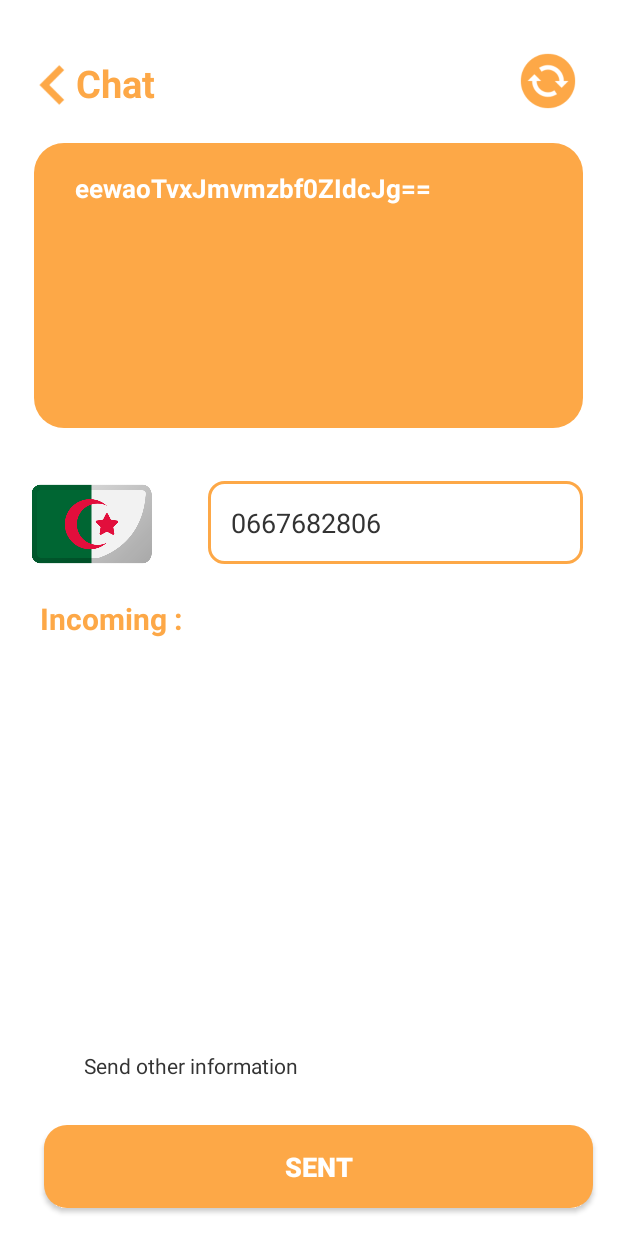
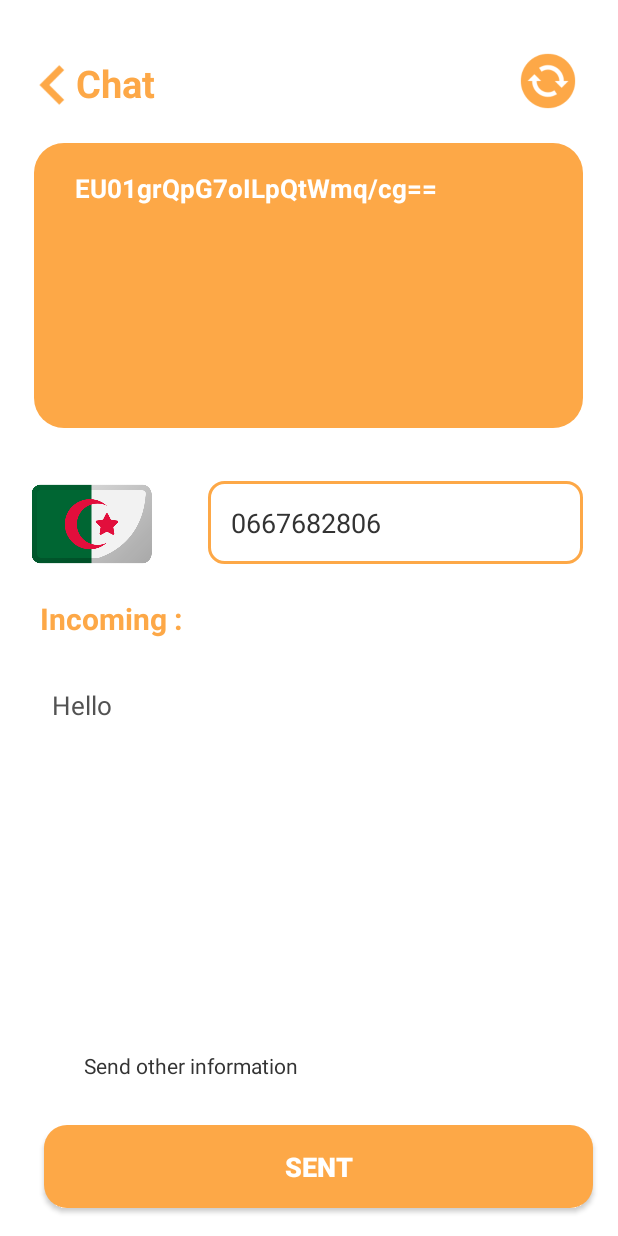
Before and after one commit to yahiabenotmanee/Sec-chat, an Android app: the screen it shows after launch (MainActivity), after a tap on "SENT", on a phone screen of 412 x 824 dp. Run offline under Robolectric (Android 15) with nearby library versions, the phone set to English and light mode, and no system bars.

Commit message:
Commit v2.1

```diff
--- a/app/src/main/java/dz/bechar/messagetestwiththrd/MainActivity.java
+++ b/app/src/main/java/dz/bechar/messagetestwiththrd/MainActivity.java
@@ -31,7 +31,10 @@ import androidx.appcompat.app.AppCompatActivity;
 import androidx.core.app.ActivityCompat;
 import androidx.core.content.ContextCompat;
 
+import java.text.SimpleDateFormat;
 import java.util.Base64;
+import java.util.Calendar;
+import java.util.Locale;
 
 import javax.crypto.Cipher;
 import javax.crypto.KeyGenerator;
@@ -76,11 +79,20 @@ public class MainActivity extends AppCompatActivity {
         chkINFO=findViewById(R.id.CHKinformation);
         messageTextView = findViewById(R.id.TVincoming);
 
+
+
+        // Get the current time
+        Calendar calendar = Calendar.getInstance();
+        SimpleDateFormat sdf = new SimpleDateFormat("HH:mm:ss", Locale.getDefault());
+        String currentTime = sdf.format(calendar.getTime());
+
+
         // when you press sent button
         btSENT.setOnClickListener(new View.OnClickListener() {
             @Override
             public void onClick(View view) {
-                String n = messageEditText.getText().toString();
+                String n = currentTime+"\n"+ messageEditText.getText().toString();
+               // n=n+currentTime+"/  ";
                 //sendSMS(n);
                 try {
                     encryptedText = encrypt(n, secretKey);
@@ -89,7 +101,7 @@ public class MainActivity extends AppCompatActivity {
                     System.out.println("Encrypted Text: " + encryptedText);
                     System.out.println("Decrypted Text: " + decryptedText);
                     messageEditText.setText(encryptedText);
-                    messageTextView.setText("");
+                    // messageTextView.setText("");
                     sendSMS(encryptedText);
                     //   messageTextView.setText(originalText+"  is  :"+encryptedText);
                 } catch (Exception e) {
```
